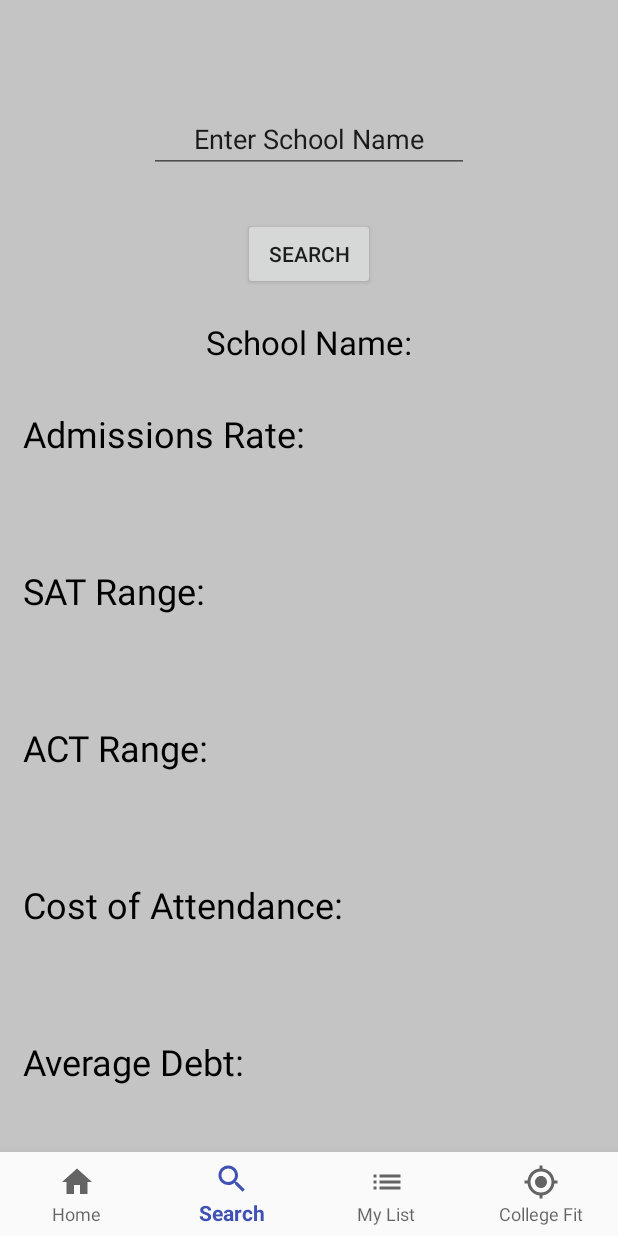
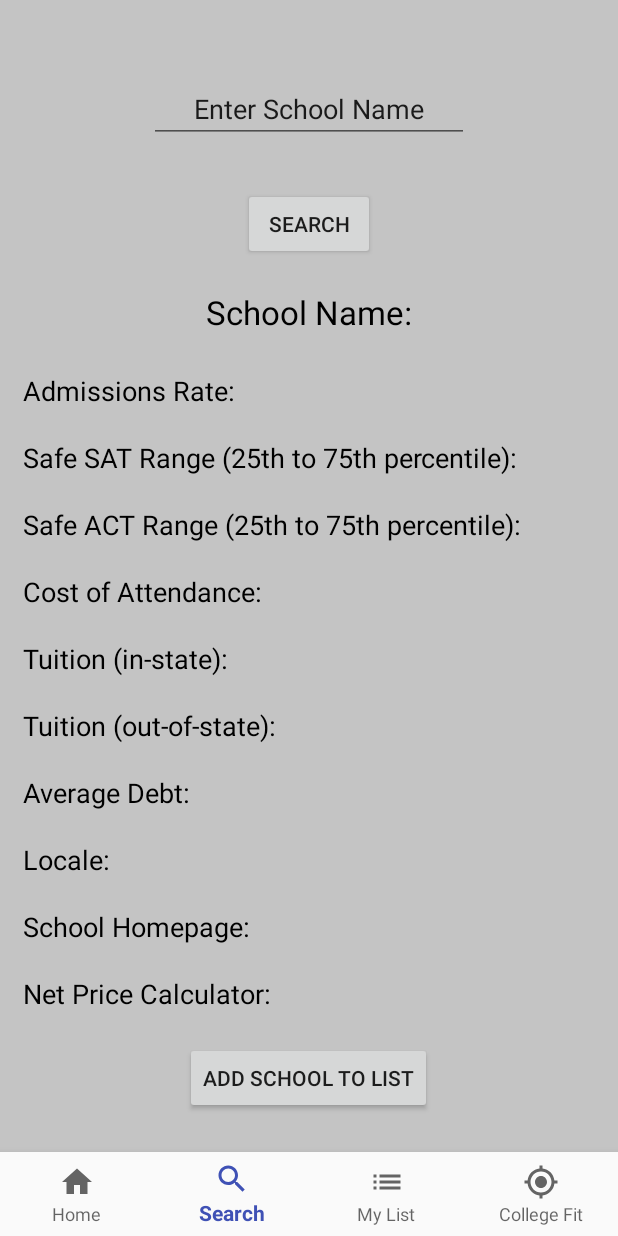
Before and after one commit to AdityaaMK/YOUniversity, an Android app: the screen it shows after launch (MainActivity), item 2 of the bottom bar chosen, on a phone screen of 412 x 824 dp. Run offline under Robolectric (Android 15) with nearby library versions, the phone set to English and light mode, and no system bars.

Commit message:
Retrieved more stats from Search Fragment API calls

```diff
--- a/app/src/main/java/com/adityaamk/youniversity/GraphFragment.java
+++ b/app/src/main/java/com/adityaamk/youniversity/GraphFragment.java
@@ -9,13 +9,20 @@ import androidx.annotation.NonNull;
 import androidx.annotation.Nullable;
 import androidx.fragment.app.Fragment;
 
+import java.util.ArrayList;
+
 public class GraphFragment extends Fragment {
+    private ArrayList<University> universities;
+
+    void updateList(ArrayList<University> unis){
+        universities = unis;
+    }
 
     @Nullable
     @Override
     public View onCreateView(@NonNull LayoutInflater inflater, @Nullable ViewGroup container, @Nullable Bundle savedInstanceState) {
         return inflater.inflate(R.layout.fragment_graph, container, false);
-        //asdad
+
     }
 
 }
--- a/app/src/main/java/com/adityaamk/youniversity/MainActivity.java
+++ b/app/src/main/java/com/adityaamk/youniversity/MainActivity.java
@@ -59,7 +59,7 @@ public class MainActivity extends AppCompatActivity implements BottomNavigationV
     public void sendData(ArrayList<University> schools) {
         universities.addAll(schools);
         listFragment.updateList(universities);
-        //graphFragment.updateList(universities);
+        graphFragment.updateList(universities);
     }
 
     @Override
--- a/app/src/main/res/layout/fragment_search.xml
+++ b/app/src/main/res/layout/fragment_search.xml
@@ -12,7 +12,7 @@
         android:id="@+id/id_edName"
         android:layout_width="wrap_content"
         android:layout_height="wrap_content"
-        android:layout_marginTop="70dp"
+        android:layout_marginTop="50dp"
         android:ems="10"
         android:gravity="center"
         android:inputType="textPersonName"
@@ -50,10 +50,10 @@
         android:layout_width="wrap_content"
         android:layout_height="wrap_content"
         android:layout_marginStart="15dp"
-        android:layout_marginTop="72dp"
-        android:text="SAT Range:"
+        android:layout_marginTop="20dp"
+        android:text="Safe SAT Range (25th to 75th percentile):"
         android:textColor="@android:color/black"
-        android:textSize="24sp"
+        android:textSize="18sp"
         app:layout_constraintStart_toStartOf="parent"
         app:layout_constraintTop_toBottomOf="@+id/id_rate" />
 
@@ -62,10 +62,10 @@
         android:layout_width="wrap_content"
         android:layout_height="wrap_content"
         android:layout_marginStart="15dp"
-        android:layout_marginTop="72dp"
-        android:text="ACT Range:"
+        android:layout_marginTop="20dp"
+        android:text="Safe ACT Range (25th to 75th percentile):"
         android:textColor="@android:color/black"
-        android:textSize="24sp"
+        android:textSize="18sp"
         app:layout_constraintStart_toStartOf="parent"
         app:layout_constraintTop_toBottomOf="@+id/id_sat" />
 
@@ -74,10 +74,10 @@
         android:layout_width="wrap_content"
         android:layout_height="wrap_content"
         android:layout_marginStart="15dp"
-        android:layout_marginTop="30dp"
+        android:layout_marginTop="25dp"
         android:text="Admissions Rate: "
         android:textColor="@android:color/black"
-        android:textSize="24sp"
+        android:textSize="18sp"
         app:layout_constraintStart_toStartOf="parent"
         app:layout_constraintTop_toBottomOf="@+id/id_nameTv" />
 
@@ -86,35 +86,97 @@
         android:layout_width="wrap_content"
         android:layout_height="wrap_content"
         android:layout_marginStart="15dp"
-        android:layout_marginTop="72dp"
+        android:layout_marginTop="20dp"
         android:text="Cost of Attendance:"
         android:textColor="@android:color/black"
-        android:textSize="24sp"
+        android:textSize="18sp"
         app:layout_constraintStart_toStartOf="parent"
         app:layout_constraintTop_toBottomOf="@+id/id_act" />
+
+    <TextView
+        android:id="@+id/id_tuitInState"
+        android:layout_width="wrap_content"
+        android:layout_height="wrap_content"
+        android:layout_marginStart="15dp"
+        android:layout_marginTop="20dp"
+        android:text="Tuition (in-state):"
+        android:textColor="@android:color/black"
+        android:textSize="18sp"
+        app:layout_constraintStart_toStartOf="parent"
+        app:layout_constraintTop_toBottomOf="@+id/id_cost" />
+
+    <TextView
+        android:id="@+id/id_tuitOutState"
+        android:layout_width="wrap_content"
+        android:layout_height="wrap_content"
+        android:layout_marginStart="15dp"
+        android:layout_marginTop="20dp"
+        android:text="Tuition (out-of-state):"
+        android:textColor="@android:color/black"
+        android:textSize="18sp"
+        app:layout_constraintStart_toStartOf="parent"
+        app:layout_constraintTop_toBottomOf="@+id/id_tuitInState" />
 
     <TextView
         android:id="@+id/id_debt"
         android:layout_width="wrap_content"
         android:layout_height="wrap_content"
         android:layout_marginStart="15dp"
-        android:layout_marginTop="72dp"
+        android:layout_marginTop="20dp"
         android:text="Average Debt:"
         android:textColor="@android:color/black"
-        android:textSize="24sp"
+        android:textSize="18sp"
         app:layout_constraintStart_toStartOf="parent"
-        app:layout_constraintTop_toBottomOf="@+id/id_cost" />
+        app:layout_constraintTop_toBottomOf="@+id/id_tuitOutState" />
+
+    <TextView
+        android:id="@+id/id_locale"
+        android:layout_width="wrap_content"
+        android:layout_height="wrap_content"
+        android:layout_marginStart="15dp"
+        android:layout_marginTop="20dp"
+        android:text="Locale:"
+        android:textColor="@android:color/black"
+        android:textSize="18sp"
+        app:layout_constraintStart_toStartOf="parent"
+        app:layout_constraintTop_toBottomOf="@+id/id_debt" />
+
+    <TextView
+        android:id="@+id/id_schoolurl"
+        android:autoLink="web"
+        android:layout_width="wrap_content"
+        android:layout_height="wrap_content"
+        android:layout_marginStart="15dp"
+        android:layout_marginTop="20dp"
+        android:text="School Homepage:"
+        android:textColor="@android:color/black"
+        android:textSize="18sp"
+        app:layout_constraintStart_toStartOf="parent"
+        app:layout_constraintTop_toBottomOf="@+id/id_locale" />
+
+    <TextView
+        android:id="@+id/id_NPCurl"
+        android:autoLink="web"
+        android:layout_width="wrap_content"
+        android:layout_height="wrap_content"
+        android:layout_marginStart="15dp"
+        android:layout_marginTop="20dp"
+        android:text="Net Price Calculator:"
+        android:textColor="@android:color/black"
+        android:textSize="18sp"
+        app:layout_constraintStart_toStartOf="parent"
+        app:layout_constraintTop_toBottomOf="@+id/id_schoolurl" />
 
     <Button
         android:id="@+id/id_add"
         android:layout_width="wrap_content"
         android:layout_height="wrap_content"
-        android:layout_marginTop="50dp"
-        android:text="Add School"
+        android:layout_marginTop="20dp"
+        android:text="Add School To List"
         app:layout_constraintEnd_toEndOf="parent"
         app:layout_constraintHorizontal_bias="0.498"
         app:layout_constraintStart_toStartOf="parent"
-        app:layout_constraintTop_toBottomOf="@+id/id_debt" />
+        app:layout_constraintTop_toBottomOf="@+id/id_NPCurl" />
 
 
 </androidx.constraintlayout.widget.ConstraintLayout>
--- a/build.gradle
+++ b/build.gradle
@@ -18,7 +18,6 @@ allprojects {
     repositories {
         google()
         jcenter()
-
     }
 }
 
```
Also changed, not shown: app/src/main/java/com/adityaamk/youniversity/ListFragment.java (+11 -8 lines), app/src/main/java/com/adityaamk/youniversity/SearchFragment.java (+42 -17 lines), app/src/main/java/com/adityaamk/youniversity/University.java (+2 -38 lines), app/src/main/res/layout/fragment_graph.xml (+9 -2 lines), app/src/main/res/layout/layout_listitem.xml (+7 -0 lines).
